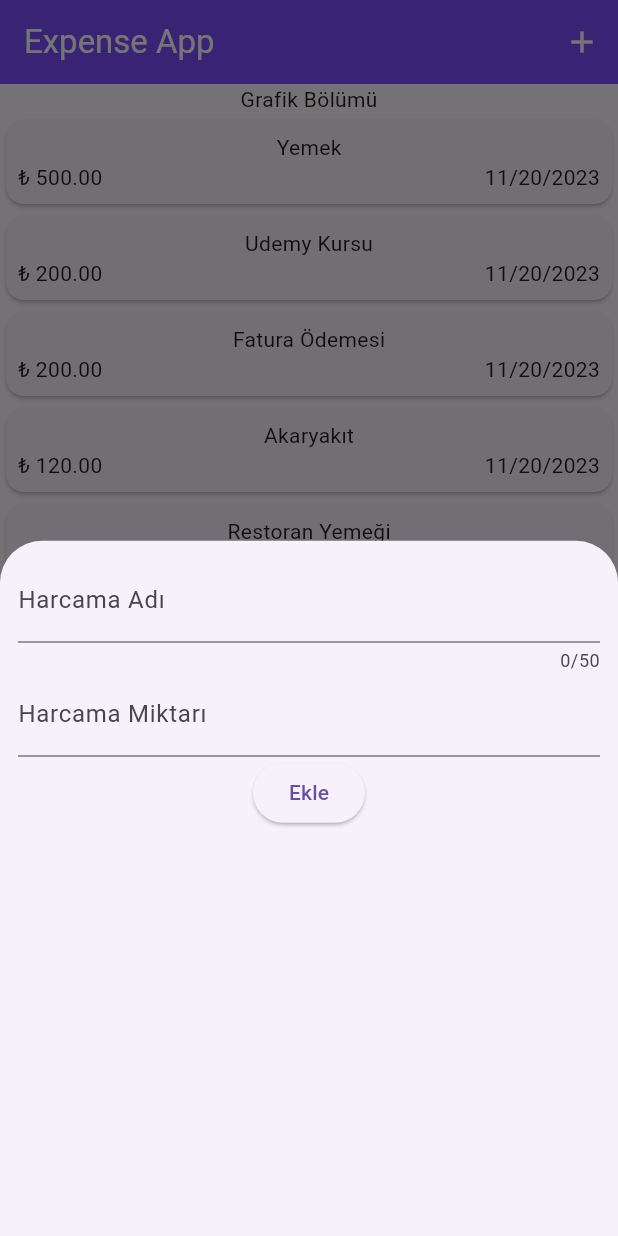
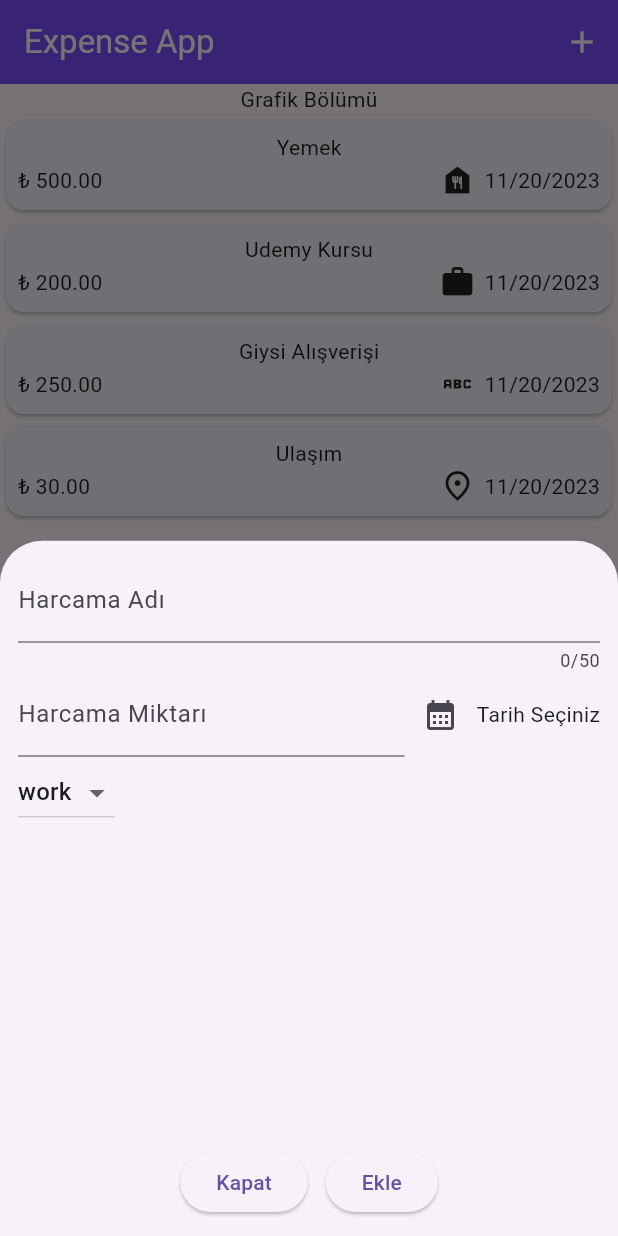
Before and after one commit to islomaniac/Tobeto_Expense_Appv3_2, a Flutter app: the screen it shows after launch, after a tap on the "add" icon, on a phone screen of 412 x 824 dp. Run offline on Flutter 3.47's test engine with Material 2 defaults, Android fonts, the phone set to English and light mode, and no system bars.

Commit message:
16kasimderssonu

```diff
--- a/lib/models/expense.dart
+++ b/lib/models/expense.dart
@@ -2,18 +2,30 @@
 
 // id => identifier => kimlik belirliyici
 
+import 'package:flutter/material.dart';
 import 'package:uuid/uuid.dart';
 
 const uuid = Uuid();
+
+enum Category { work, travel, food, dress }
+
+const categoryIcons = {
+  Category.work: Icons.work,
+  Category.travel: Icons.place_outlined,
+  Category.dress: Icons.abc,
+  Category.food: Icons.food_bank,
+};
 
 class Expense {
   final String id;
   final String name;
   final double price;
   final DateTime date;
+  final Category category;
   Expense({
     required this.name,
     required this.price,
     required this.date,
+    required this.category,
   }) : id = const Uuid().v4();
 }
--- a/lib/pages/expenses_page.dart
+++ b/lib/pages/expenses_page.dart
@@ -12,37 +12,10 @@ class ExpensesPage extends StatefulWidget {
 
 class _ExpensesPageState extends State<ExpensesPage> {
   List<Expense> expenses = [
-    Expense(name: "Yemek", price: 500, date: DateTime.now()),
-    Expense(name: "Udemy Kursu", price: 200, date: DateTime.now()),
-    Expense(name: "Fatura Ödemesi", price: 200.0, date: DateTime.now()),
-    Expense(name: "Akaryakıt", price: 120.0, date: DateTime.now()),
-    Expense(name: "Restoran Yemeği", price: 80.0, date: DateTime.now()),
-    Expense(name: "Giysi Alışverişi", price: 250.0, date: DateTime.now()),
-    Expense(name: "Eğlence", price: 100.0, date: DateTime.now()),
-    Expense(name: "Temizlik Malzemeleri", price: 50.0, date: DateTime.now()),
-    Expense(name: "Saç Kuaförü", price: 120.0, date: DateTime.now()),
-    Expense(name: "Ulaşım", price: 30.0, date: DateTime.now()),
-    Expense(name: "Elektrik Faturası", price: 150.0, date: DateTime.now()),
-    Expense(name: "Kitap Alışverişi", price: 40.0, date: DateTime.now()),
-    Expense(name: "Bisiklet Tamiri", price: 70.0, date: DateTime.now()),
-    Expense(name: "Spor Malzemeleri", price: 90.0, date: DateTime.now()),
-    Expense(name: "Cep Telefonu Faturası", price: 60.0, date: DateTime.now()),
-    Expense(name: "Sinema Bileti", price: 25.0, date: DateTime.now()),
-    Expense(name: "Ev Yemek Malzemeleri", price: 80.0, date: DateTime.now()),
-    Expense(name: "Günlük Kafe Harcaması", price: 20.0, date: DateTime.now()),
-    Expense(name: "Oyun Konsolu Oyunu", price: 70.0, date: DateTime.now()),
-    Expense(name: "Ayakkabı Alışverişi", price: 120.0, date: DateTime.now()),
-    Expense(name: "Müzik Konseri", price: 90.0, date: DateTime.now()),
-    Expense(name: "Kozmetik Ürünleri", price: 45.0, date: DateTime.now()),
-    Expense(name: "Bebek Bezi", price: 70.0, date: DateTime.now()),
-    Expense(name: "Kışlık Mont", price: 180.0, date: DateTime.now()),
-    Expense(name: "Yüzme Havuzu Girişi", price: 40.0, date: DateTime.now()),
-    Expense(name: "Evcil Hayvan Malzemeleri", price: 60.0, date: DateTime.now()),
-    Expense(name: "Dondurma", price: 10.0, date: DateTime.now()),
-    Expense(name: "Güneş Gözlüğü", price: 50.0, date: DateTime.now()),
-    Expense(name: "Bilgisayar Oyunu", price: 80.0, date: DateTime.now()),
-    Expense(name: "Bahçe Malzemeleri", price: 120.0, date: DateTime.now()),
-    Expense(name: "Diyet Yemek Paketi", price: 70.0, date: DateTime.now()),
+    Expense(name: "Yemek", price: 500, date: DateTime.now(), category: Category.food),
+    Expense(name: "Udemy Kursu", price: 200, date: DateTime.now(), category: Category.work),
+    Expense(name: "Giysi Alışverişi", price: 250.0, date: DateTime.now(), category: Category.dress),
+    Expense(name: "Ulaşım", price: 30.0, date: DateTime.now(), category: Category.travel),
   ];
   @override
   Widget build(BuildContext context) {
--- a/lib/widget/expense_item.dart
+++ b/lib/widget/expense_item.dart
@@ -18,7 +18,13 @@ class ExpenseItem extends StatelessWidget {
             children: [
               Text("₺ ${expense.price.toStringAsFixed(2)}"),
               const Spacer(),
-              Text(DateFormat.yMd().format(expense.date)),
+              Icon(categoryIcons[expense.category]),
+              const SizedBox(
+                width: 6,
+              ),
+              Text(
+                DateFormat.yMd().format(expense.date),
+              ),
             ],
           )
         ],
--- a/lib/widget/new_expense.dart
+++ b/lib/widget/new_expense.dart
@@ -1,4 +1,6 @@
+import 'package:expenseappv3/models/expense.dart';
 import 'package:flutter/material.dart';
+import 'package:intl/intl.dart';
 
 class NewExpense extends StatefulWidget {
   const NewExpense({Key? key}) : super(key: key);
@@ -11,6 +13,23 @@ class NewExpense extends StatefulWidget {
 class _NewExpenseState extends State<NewExpense> {
   final _expenseNameController = TextEditingController();
   final _expensePriceController = TextEditingController();
+  DateTime? _selectedDate;
+  Category _selectedCategory = Category.work;
+  // ignore: unused_element
+  void _openDatePicker() async {
+    DateTime today = DateTime.now();
+    DateTime oneYearAgo = DateTime(today.year - 1, today.month, today.day);
+    DateTime? selectedDate = await showDatePicker(
+      context: context,
+      initialDate: _selectedDate == null ? today : _selectedDate!,
+      firstDate: oneYearAgo,
+      lastDate: today,
+    );
+    setState(() {
+      _selectedDate = selectedDate;
+    });
+  }
+
   @override
   Widget build(BuildContext context) {
     return SizedBox(
@@ -26,19 +45,64 @@ class _NewExpenseState extends State<NewExpense> {
                 label: Text("Harcama Adı"),
               ),
             ),
-            TextField(
+            Row(
+              children: [
+                Expanded(
+                  child: TextField(
                     keyboardType: TextInputType.number,
                     controller: _expensePriceController,
                     decoration: const InputDecoration(
-                label: Text("Harcama Miktarı"),
+                      labelText: "Harcama Miktarı",
+                      prefixText: "₺",
                     ),
                   ),
+                ),
+                IconButton(
+                  onPressed: () => _openDatePicker(),
+                  icon: const Icon(Icons.calendar_month),
+                ),
+                Text(_selectedDate == null ? "Tarih Seçiniz" : DateFormat.yMd().format(_selectedDate!)),
+              ],
+            ),
+            const SizedBox(
+              width: 30,
+            ),
+            Row(
+              children: [
+                DropdownButton(
+                  value: _selectedCategory,
+                  items: Category.values.map((category) {
+                    return DropdownMenuItem(value: category, child: Text(category.name));
+                  }).toList(),
+                  onChanged: (value) {
+                    setState(() {
+                      if (value != null) _selectedCategory = value;
+                    });
+                  },
+                )
+              ],
+            ),
+            const Spacer(),
+            Row(
+              mainAxisAlignment: MainAxisAlignment.center,
+              children: [
                 ElevatedButton(
                   onPressed: () {
+                    Navigator.pop(context);
+                  },
+                  child: const Text("Kapat"),
+                ),
+                const SizedBox(width: 12),
+                ElevatedButton(
+                    onPressed: () {
+                      // ignore: avoid_print
                       print("Değer ${_expenseNameController.text}");
+                      // ignore: avoid_print
                       print("Değer ${_expensePriceController.text}");
                     },
                     child: const Text("Ekle"))
+              ],
+            ),
           ],
         ),
       ),
```
Lines whose indentation alone changed are shown as unchanged.
